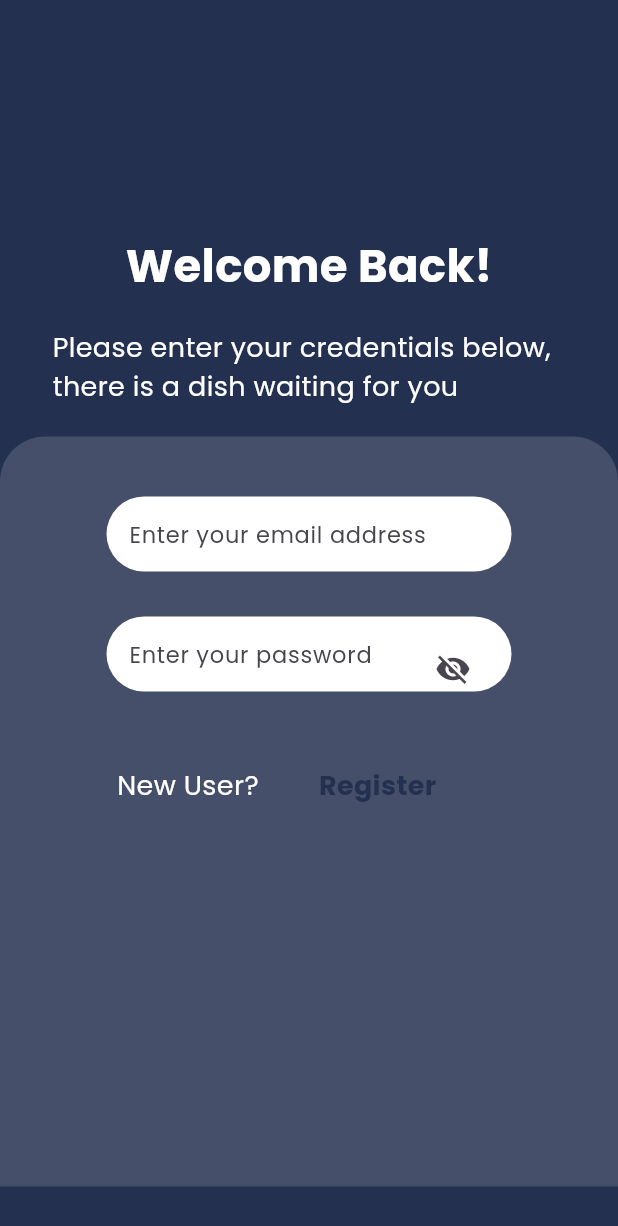
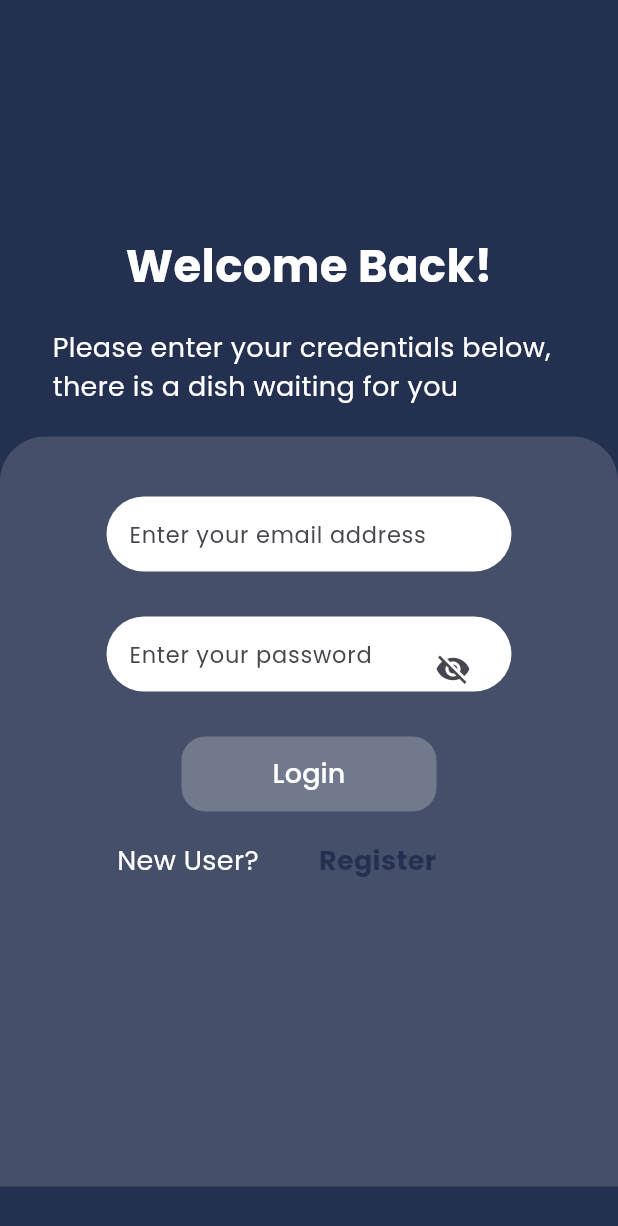
Before and after one commit to JohnGastone/Mwanafunzi-Portal, a Flutter app: the Loginpage screen opened directly, on a phone screen of 412 x 824 dp. Shown: the top 1226 px of the screen. Run offline on Flutter 3.47's test engine with Material 3 defaults, Android fonts, the phone set to English and light mode, and no system bars; our stand-ins replace google_fonts, image_picker.

Commit message:
Update navigation to use sign in and sign out screens

```diff
--- a/lib/Authentication/signIn.dart
+++ b/lib/Authentication/signIn.dart
@@ -3,6 +3,7 @@
 import 'package:flutter/material.dart';
 import 'package:google_fonts/google_fonts.dart';
 import 'package:mwanafunziportal/Authentication/signUp.dart';
+import 'package:mwanafunziportal/Registration/registeredStudents.dart';
 
 class Loginpage extends StatefulWidget {
   const Loginpage({super.key});
@@ -114,29 +115,31 @@ class _LoginpageState extends State<Loginpage> {
                     ),
                   ),
                   SizedBox(height: 30),
-                  // Container(
-                  //   decoration: BoxDecoration(
-                  //     color: Colors.white24,
-                  //     borderRadius: BorderRadius.circular(16),
-                  //   ),
-                  //   height: 50,
-                  //   width: 170,
-                  //   child: TextButton(
-                  //     child: Text(
-                  //       "Login",
-                  //       style: GoogleFonts.poppins(
-                  //         fontSize: 18,
-                  //         color: Colors.white,
-                  //       ),
-                  //     ),
-                  //     onPressed: () {
-                  //       Navigator.push(
-                  //         // context,
-                  //         // MaterialPageRoute(builder: (context) => MyHomePage()),
-                  //       );
-                  //     },
-                  //   ),
-                  // ),
+                  Container(
+                    decoration: BoxDecoration(
+                      color: Colors.white24,
+                      borderRadius: BorderRadius.circular(16),
+                    ),
+                    height: 50,
+                    width: 170,
+                    child: TextButton(
+                      child: Text(
+                        "Login",
+                        style: GoogleFonts.poppins(
+                          fontSize: 18,
+                          color: Colors.white,
+                        ),
+                      ),
+                      onPressed: () {
+                        Navigator.push(
+                          context,
+                          MaterialPageRoute(
+                            builder: (context) => StudentRegistryScreen(),
+                          ),
+                        );
+                      },
+                    ),
+                  ),
                   SizedBox(height: 20),
                   Padding(
                     padding: const EdgeInsets.only(left: 78),
--- a/lib/main.dart
+++ b/lib/main.dart
@@ -1,5 +1,6 @@
 import 'package:flutter/material.dart';
 import 'package:google_fonts/google_fonts.dart';
+import 'package:mwanafunziportal/Authentication/signIn.dart';
 import 'package:mwanafunziportal/Authentication/signUp.dart';
 import 'package:mwanafunziportal/Registration/registerStudent.dart';
 import 'package:mwanafunziportal/Registration/registeredStudents.dart';
@@ -26,7 +27,7 @@ class MyApp extends StatelessWidget {
           ),
         ),
       ),
-      home: StudentRegistryScreen(),
+      home: Loginpage(),
     );
   }
 }
```
Also changed, not shown: lib/Authentication/signUp.dart (+14 -11 lines).
